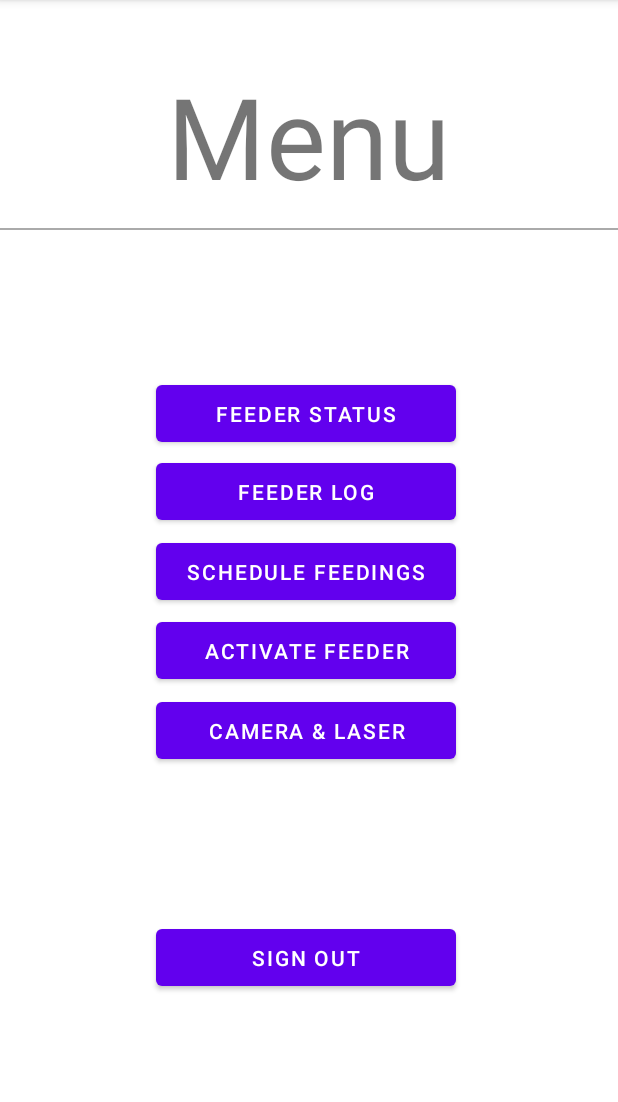
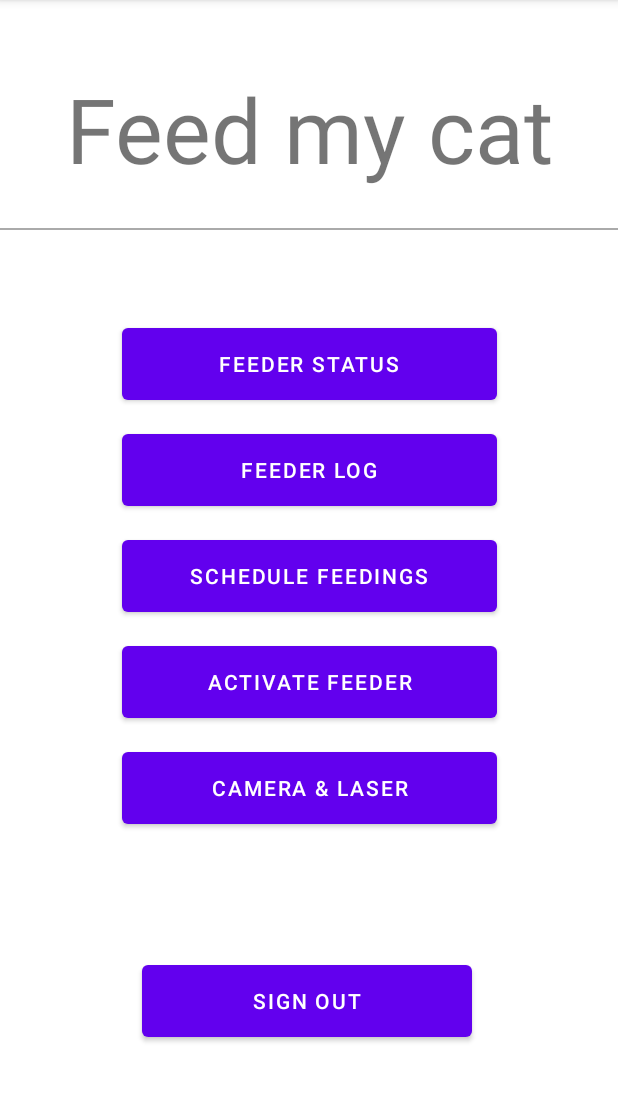
Before and after one commit to Chum-O/CatFeeder, an Android app: the MenuActivity screen opened directly, with no data from a screen before it, on a phone screen of 412 x 824 dp, the part 84-1186 px from its top. Run offline under Robolectric (Android 15) with nearby library versions, the phone set to English and light mode, and no system bars.

Commit message:
lots of small changes

```diff
--- a/app/src/main/res/layout/activity_menu.xml
+++ b/app/src/main/res/layout/activity_menu.xml
@@ -9,11 +9,11 @@
 
     <TextView
         android:id="@+id/textView5"
-        android:layout_width="292dp"
-        android:layout_height="94dp"
+        android:layout_width="match_parent"
+        android:layout_height="92dp"
         android:gravity="center"
-        android:text="@string/menu"
-        android:textSize="75sp"
+        android:text="Feed my cat"
+        android:textSize="60sp"
         app:layout_constraintBottom_toBottomOf="parent"
         app:layout_constraintEnd_toEndOf="parent"
         app:layout_constraintHorizontal_bias="0.495"
@@ -35,74 +35,74 @@
 
     <Button
         android:id="@+id/button_feeder_status"
-        android:layout_width="200dp"
-        android:layout_height="50dp"
+        android:layout_width="250dp"
+        android:layout_height="60dp"
         android:text="@string/feeder_status"
         app:layout_constraintBottom_toBottomOf="parent"
         app:layout_constraintEnd_toEndOf="parent"
-        app:layout_constraintHorizontal_bias="0.492"
+        app:layout_constraintHorizontal_bias="0.5"
         app:layout_constraintStart_toStartOf="parent"
         app:layout_constraintTop_toTopOf="parent"
-        app:layout_constraintVertical_bias="0.349" />
+        app:layout_constraintVertical_bias="0.3" />
 
     <Button
         android:id="@+id/button_feeder_log"
-        android:layout_width="200dp"
-        android:layout_height="50dp"
+        android:layout_width="250dp"
+        android:layout_height="60dp"
         android:text="@string/feeder_log"
         app:layout_constraintBottom_toBottomOf="parent"
         app:layout_constraintEnd_toEndOf="parent"
-        app:layout_constraintHorizontal_bias="0.492"
+        app:layout_constraintHorizontal_bias="0.5"
         app:layout_constraintStart_toStartOf="parent"
         app:layout_constraintTop_toTopOf="parent"
-        app:layout_constraintVertical_bias="0.422" />
+        app:layout_constraintVertical_bias="0.4" />
 
     <Button
         android:id="@+id/button_schedule_feeding"
-        android:layout_width="200dp"
-        android:layout_height="50dp"
+        android:layout_width="250dp"
+        android:layout_height="60dp"
         android:text="@string/schedule_feeding"
         app:layout_constraintBottom_toBottomOf="parent"
         app:layout_constraintEnd_toEndOf="parent"
-        app:layout_constraintHorizontal_bias="0.492"
+        app:layout_constraintHorizontal_bias="0.5"
         app:layout_constraintStart_toStartOf="parent"
         app:layout_constraintTop_toTopOf="parent"
-        app:layout_constraintVertical_bias="0.496" />
+        app:layout_constraintVertical_bias="0.5" />
 
     <Button
         android:id="@+id/button_activate_feeder"
-        android:layout_width="200dp"
-        android:layout_height="50dp"
+        android:layout_width="250dp"
+        android:layout_height="60dp"
         android:text="@string/activate_feeder"
         app:layout_constraintBottom_toBottomOf="parent"
         app:layout_constraintEnd_toEndOf="parent"
-        app:layout_constraintHorizontal_bias="0.492"
+        app:layout_constraintHorizontal_bias="0.5"
         app:layout_constraintStart_toStartOf="parent"
         app:layout_constraintTop_toTopOf="parent"
-        app:layout_constraintVertical_bias="0.569" />
+        app:layout_constraintVertical_bias="0.6" />
 
     <Button
         android:id="@+id/button_laser_camera"
-        android:layout_width="200dp"
-        android:layout_height="50dp"
+        android:layout_width="250dp"
+        android:layout_height="60dp"
         android:text="Camera &amp; Laser"
         app:layout_constraintBottom_toBottomOf="parent"
         app:layout_constraintEnd_toEndOf="parent"
-        app:layout_constraintHorizontal_bias="0.492"
+        app:layout_constraintHorizontal_bias="0.5"
         app:layout_constraintStart_toStartOf="parent"
         app:layout_constraintTop_toTopOf="parent"
-        app:layout_constraintVertical_bias="0.643" />
+        app:layout_constraintVertical_bias="0.7" />
 
     <Button
         android:id="@+id/button_sign_out"
-        android:layout_width="200dp"
-        android:layout_height="50dp"
+        android:layout_width="220dp"
+        android:layout_height="60dp"
         android:text="@string/sign_out"
         app:layout_constraintBottom_toBottomOf="parent"
         app:layout_constraintEnd_toEndOf="parent"
         app:layout_constraintHorizontal_bias="0.492"
         app:layout_constraintStart_toStartOf="parent"
         app:layout_constraintTop_toTopOf="parent"
-        app:layout_constraintVertical_bias="0.854" />
+        app:layout_constraintVertical_bias="0.9" />
 
 </androidx.constraintlayout.widget.ConstraintLayout>
```
Also changed, not shown: app/src/main/java/com/example/catfeeder/LaserToyActivity.java (+45 -48 lines), app/src/main/java/com/example/catfeeder/ScheduleFeedingActivity.java (+11 -0 lines), app/src/main/res/layout/activity_schedule_feeding.xml (+19 -32 lines).
